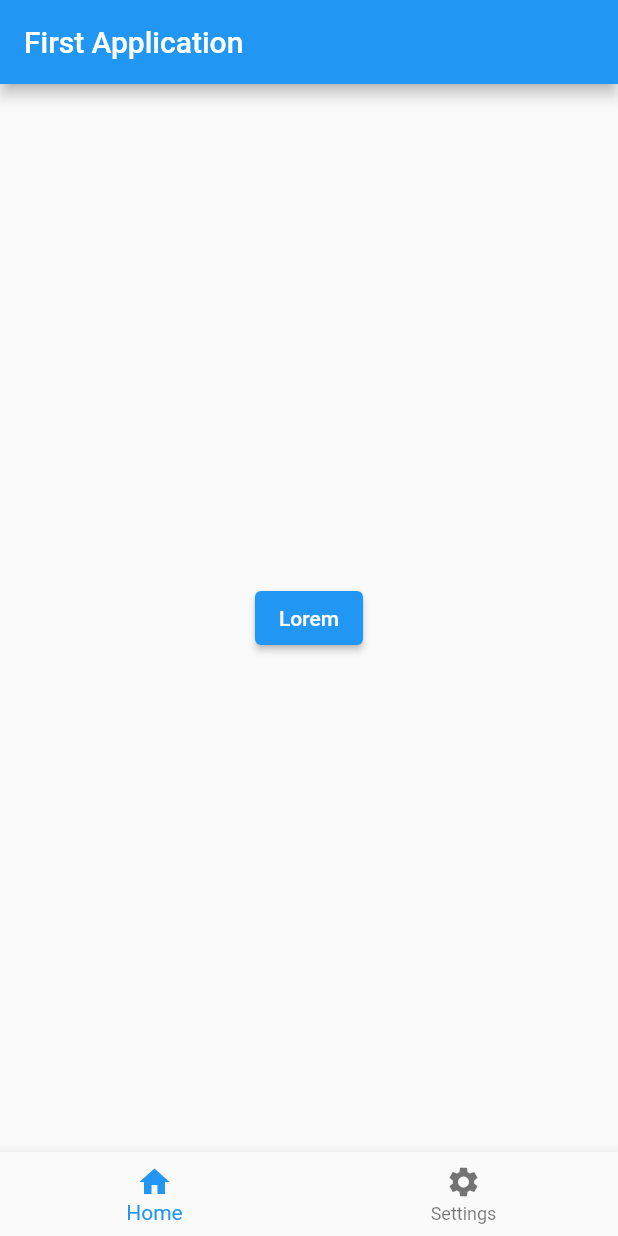
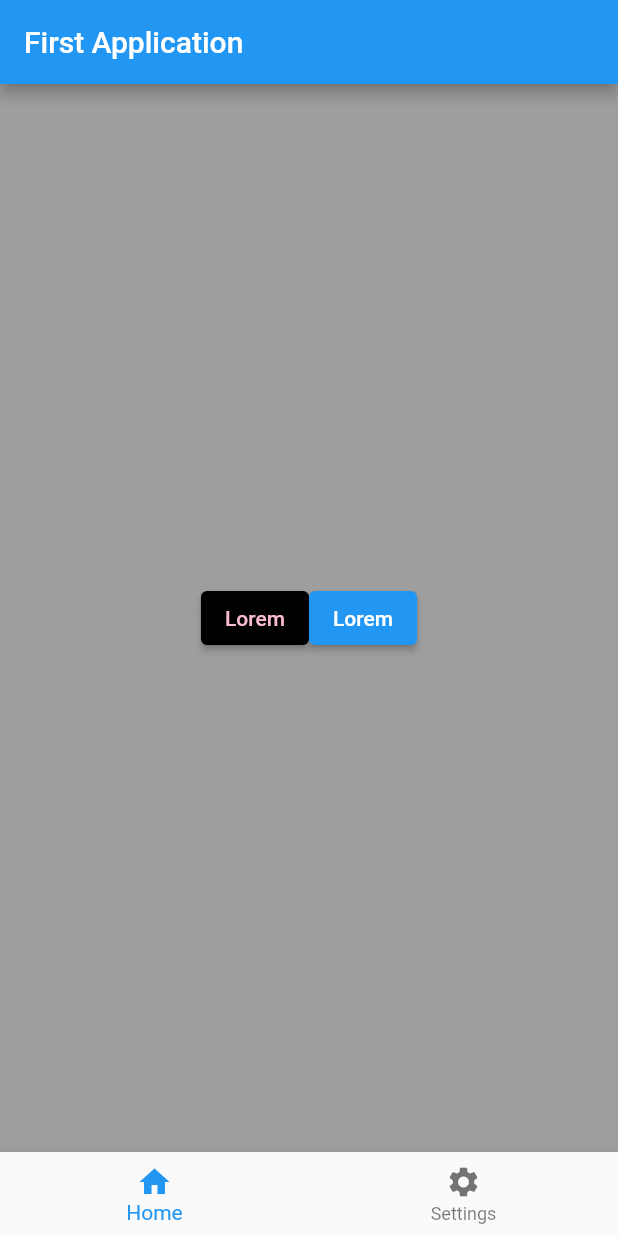
Before and after one commit to aydinpramasta/belajar-flutter, a Flutter app: the screen it shows after launch, on a phone screen of 412 x 824 dp. Run offline on Flutter 3.47's test engine with Material 2 defaults, Android fonts, the phone set to English and light mode, and no system bars.

Commit message:
materi flutter basic bagian SizedContainer -> widget catalog

```diff
--- a/lib/main.dart
+++ b/lib/main.dart
@@ -24,14 +24,41 @@ class _MyAppState extends State<MyApp> {
           title: const Text('First Application'),
         ),
         body: Center(
-          child: ElevatedButton(
+          child: (bottomNavbarIndex == 0)
+              ? Container(
+                  width: double.infinity,
+                  height: double.infinity,
+                  color: Colors.grey,
+                  child: Row(
+                    mainAxisAlignment: MainAxisAlignment.center,
+                    crossAxisAlignment: CrossAxisAlignment.center,
+                    children: [
+                      ElevatedButton(
+                        style: ElevatedButton.styleFrom(
+                          primary: Colors.black,
+                          onPrimary: Colors.pink.shade100,
+                        ),
                         onPressed: () {
                           setState(() {
-                buttonName = (buttonName == 'Lorem') ? 'Ipsum' : 'Lorem';
+                            buttonName =
+                                (buttonName == 'Lorem') ? 'Ipsum' : 'Lorem';
                           });
                         },
                         child: Text(buttonName),
                       ),
+                      ElevatedButton(
+                        onPressed: () {
+                          setState(() {
+                            buttonName =
+                                (buttonName == 'Lorem') ? 'Ipsum' : 'Lorem';
+                          });
+                        },
+                        child: Text(buttonName),
+                      ),
+                    ],
+                  ),
+                )
+              : Image.asset('images/aurora.jpg'),
         ),
         bottomNavigationBar: BottomNavigationBar(
           items: const [
--- a/pubspec.yaml
+++ b/pubspec.yaml
@@ -58,8 +58,8 @@ flutter:
   uses-material-design: true
 
   # To add assets to your application, add an assets section, like this:
-  # assets:
-  #   - images/a_dot_burr.jpeg
+  assets:
+    - images/aurora.jpg
   #   - images/a_dot_ham.jpeg
 
   # An image asset can refer to one or more resolution-specific "variants", see
```
Also changed, not shown: images/aurora.jpg (added). Lines whose indentation alone changed are shown as unchanged.
